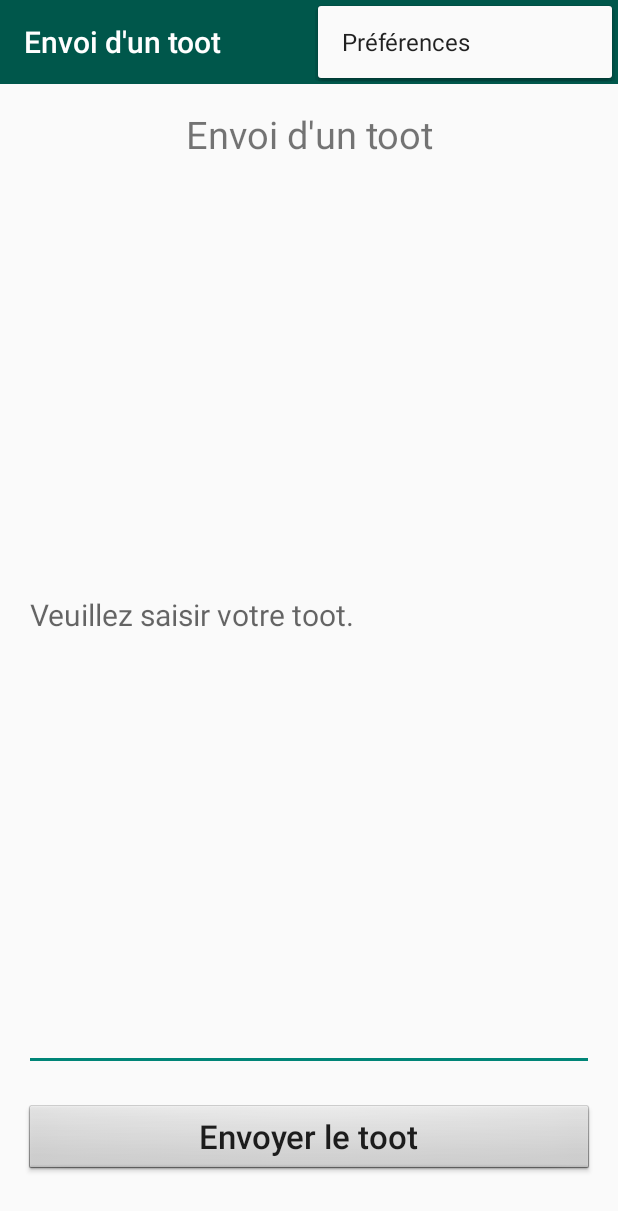
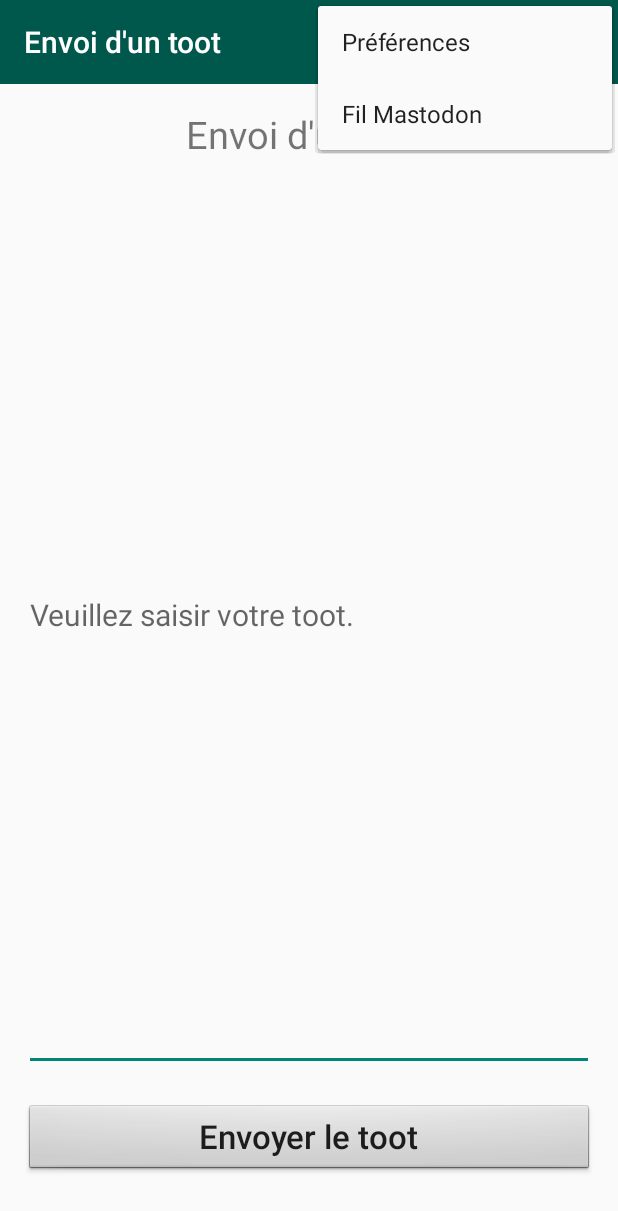
Before and after one commit to NicholasPaquetCegepSI/Yamba, an Android app: the screen it shows after launch (StatusActivity), with the options menu open, on a phone screen of 412 x 824 dp. Shown: the top 1211 px of the screen. Run offline under Robolectric (Android 15) with nearby library versions, the phone set to English and light mode, and no system bars; libraries missing offline, so code that uses them is left out: social.bigbone, social.bigbone.api; 1 statement that could not run was skipped.

Commit message:
Ajout d'un timeline primitif

```diff
--- a/app/src/main/java/net/info420/yamba/StatusActivity.java
+++ b/app/src/main/java/net/info420/yamba/StatusActivity.java
@@ -29,6 +29,7 @@ public class StatusActivity extends AppCompatActivity implements View.OnClickLis
     Button buttonUpdate;
     Intent intentUpdaterService;
     Intent intentPrefsActivity;
+    Intent intentTimelineActivity;
     MastodonRequest<Status> request;
     Handler handler;
     final String[] message = new String[1];
@@ -52,6 +53,7 @@ public class StatusActivity extends AppCompatActivity implements View.OnClickLis
 
         intentUpdaterService = new Intent(this, UpdaterService.class);
         intentPrefsActivity = new Intent(this, PrefsActivity.class);
+        intentTimelineActivity = new Intent(this, TimelineActivity.class);
 
         // Listeners
         buttonUpdate.setOnClickListener(this);
@@ -110,6 +112,8 @@ public class StatusActivity extends AppCompatActivity implements View.OnClickLis
             stopService(intentUpdaterService);
         else if (itemId == R.id.itemPrefs)
             startActivity(intentPrefsActivity);
+        else if (itemId == R.id.itemTimeline)
+            startActivity(intentTimelineActivity);
         return true;
     }
 }
--- a/app/src/main/res/menu/menu.xml
+++ b/app/src/main/res/menu/menu.xml
@@ -28,4 +28,11 @@
         android:visible="true"
         app:showAsAction="never"
         />
+    <item
+        android:id="@+id/itemTimeline"
+        android:enabled="true"
+        android:title="@string/titleTimeline"
+        android:visible="true"
+        app:showAsAction="never"
+        />
 </menu>
--- a/app/src/main/res/values/strings.xml
+++ b/app/src/main/res/values/strings.xml
@@ -1,6 +1,7 @@
 <resources>
     <string name="app_name">Yamba</string>
     <string name="titleStatusUpdate">Envoi d\'un toot</string>
+    <string name="titleTimeline">Fil Mastodon</string>
     <string name="hintStatus">Veuillez saisir votre toot.</string>
     <string name="buttonUpdate">Envoyer le toot</string>
 
@@ -47,4 +48,6 @@
 
     <string name="sql">create table statuses (_id int primary key, c_createdAt int, c_user
         text, c_text text)</string>
+
+
 </resources>
```
Also changed, not shown: app/src/main/AndroidManifest.xml (+10 -2 lines), app/src/main/java/net/info420/yamba/TimelineActivity.java (added, +35 -0 lines), app/src/main/res/layout/timeline_layout.xml (added, +34 -0 lines).
